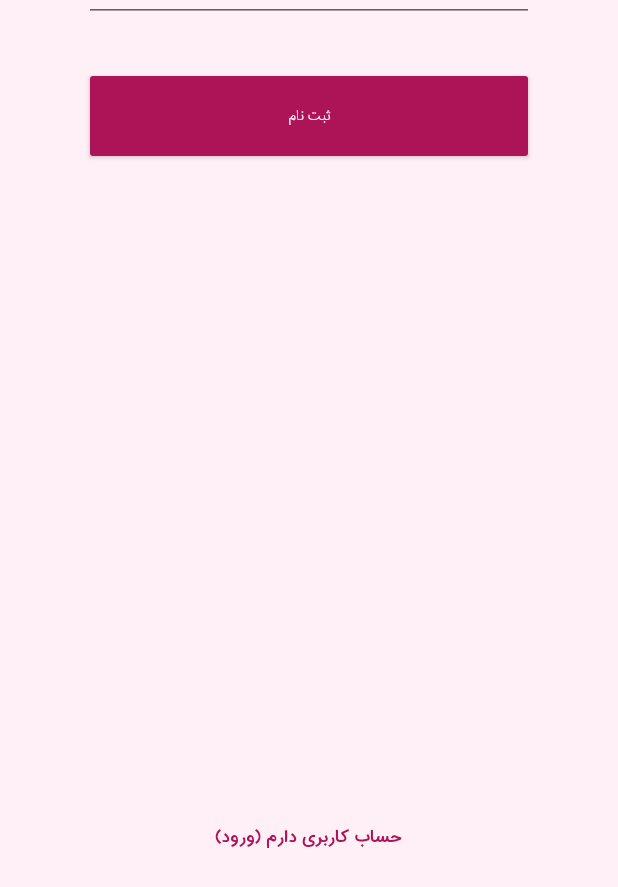
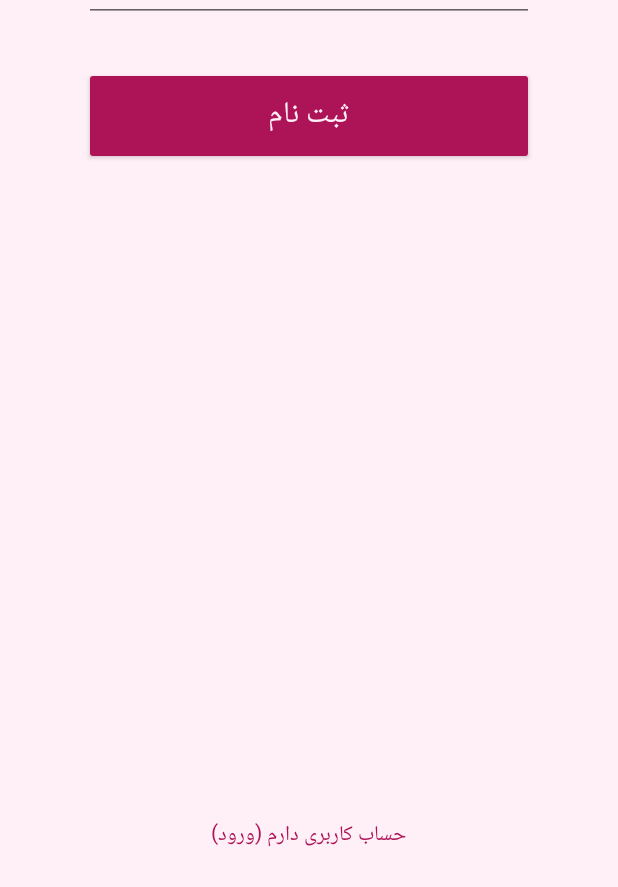
Before and after one commit to kasra-m7/TickVision, an Android app: the screen it shows after launch (ActSignup), on a phone screen of 412 x 824 dp. Shown: the part 338-1225 px from the top of the screen. Run offline under Robolectric (Android 15) with nearby library versions, the phone set to English and light mode, and no system bars; libraries missing offline, so code that uses them is left out: com.androidnetworking, com.androidnetworking.error, com.androidnetworking.interfaces, com.github.florent37.materialtextfield; plain views replace MaterialTextField; 16 statements that could not run were skipped.

Commit message:
create signup java

```diff
--- a/app/src/main/java/ir/mahchegroup/vision/ActSignup.java
+++ b/app/src/main/java/ir/mahchegroup/vision/ActSignup.java
@@ -1,14 +1,154 @@
 package ir.mahchegroup.vision;
 
 import androidx.appcompat.app.AppCompatActivity;
-
+import androidx.coordinatorlayout.widget.CoordinatorLayout;
+import android.content.Intent;
+import android.graphics.Typeface;
 import android.os.Bundle;
+import android.os.Handler;
+import android.text.TextUtils;
+import android.util.Log;
+import android.widget.Button;
+import android.widget.EditText;
+import android.widget.TextView;
+import com.github.florent37.materialtextfield.MaterialTextField;
+import ir.mahchegroup.vision.message_box.SnackBar;
+import ir.mahchegroup.vision.network.AddUser;
 
 public class ActSignup extends AppCompatActivity {
+    private MaterialTextField mtfMail, mtfUsername, mtfPassword, mtfRepeatPassword;
+    private EditText edtMail, edtUsername, edtPassword, edtRepeatPassword;
+    private Button btnSignup;
+    private TextView btnSignupToLogin;
+    private String mail, username, password, repeatPassword;
+    private AddUser addUser;
+    private CoordinatorLayout snackLayout;
+    private SnackBar snackBar;
+    private Typeface tfb, tf;
 
     @Override
     protected void onCreate(Bundle savedInstanceState) {
         super.onCreate(savedInstanceState);
         setContentView(R.layout.act_signup);
+
+
+        // مقدار دهی اولیه
+        init();
+
+
+        setTypefaceMtf();
+
+
+        // رویداد کلیک دکمه حساب کاربری دارم
+        btnSignupToLogin.setOnClickListener(view -> {
+            closeMtf();
+            startActivity(new Intent(ActSignup.this, ActLogin.class));
+            finish();
+        });
+
+
+        btnSignup.setOnClickListener(view -> {
+            closeMtf();
+
+            new Handler().postDelayed(() -> {
+                getEdtText();
+
+                if (TextUtils.isEmpty(mail) || TextUtils.isEmpty(username) || TextUtils.isEmpty(password) || TextUtils.isEmpty(repeatPassword)) {
+                    snackBar.create(getResources().getString(R.string.completeFields), getResources().getColor(R.color.primaryColor), getResources().getColor(R.color.primaryUltraLightColor), getResources().getColor(R.color.accentLightColor));
+                } else {
+
+                    if (!password.equals(repeatPassword)) {
+                        snackBar.create(getResources().getString(R.string.unMatchRepeatPass), getResources().getColor(R.color.primaryColor), getResources().getColor(R.color.primaryUltraLightColor), getResources().getColor(R.color.accentLightColor));
+
+                    } else {
+                        addUser.addUser(mail, username, password);
+
+                        addUser.setOnAddUserListener(() -> {
+
+                            String result = addUser.getResult();
+
+                            if (result.equals("duplicate")) {
+                                snackBar.create(getResources().getString(R.string.duplicate), getResources().getColor(R.color.primaryColor), getResources().getColor(R.color.primaryUltraLightColor), getResources().getColor(R.color.accentLightColor));
+
+                            } else if (result.equals("unSuccess")) {
+                                snackBar.create(getResources().getString(R.string.fault), getResources().getColor(R.color.primaryColor), getResources().getColor(R.color.primaryUltraLightColor), getResources().getColor(R.color.accentLightColor));
+
+                            } else if (result.equals("success")) {
+                                ActSplash.editor.putBoolean(UserItems.IS_FIRST_TIME, false).apply();
+
+                                startActivity(new Intent(ActSignup.this, ActLogin.class));
+                                finish();
+
+                            } else {
+                                Log.e("add user", result);
+
+                            }
+                        });
+                    }
+                }
+            }, 400);
+        });
+    }
+
+    private void setTypefaceMtf() {
+
+        mtfMail.getLabel().setTypeface(tf);
+        mtfMail.getLabel().setTextSize(getResources().getDimension(R.dimen.smallTextSize));
+        mtfMail.getLabel().setTextColor(getResources().getColor(R.color.disable));
+
+        mtfUsername.getLabel().setTypeface(tf);
+        mtfUsername.getLabel().setTextSize(getResources().getDimension(R.dimen.smallTextSize));
+        mtfUsername.getLabel().setTextColor(getResources().getColor(R.color.disable));
+
+        mtfPassword.getLabel().setTypeface(tf);
+        mtfPassword.getLabel().setTextSize(getResources().getDimension(R.dimen.smallTextSize));
+        mtfPassword.getLabel().setTextColor(getResources().getColor(R.color.disable));
+
+        mtfRepeatPassword.getLabel().setTypeface(tf);
+        mtfRepeatPassword.getLabel().setTextSize(getResources().getDimension(R.dimen.smallTextSize));
+        mtfRepeatPassword.getLabel().setTextColor(getResources().getColor(R.color.disable));
+
+    }
+
+
+    private void getEdtText() {
+        mail = edtMail.getText().toString();
+        username = edtUsername.getText().toString();
+        password = edtPassword.getText().toString();
+        repeatPassword = edtRepeatPassword.getText().toString();
+    }
+
+
+    private void closeMtf() {
+        mtfMail.setHasFocus(false);
+        mtfUsername.setHasFocus(false);
+        mtfPassword.setHasFocus(false);
+        mtfRepeatPassword.setHasFocus(false);
+    }
+
+
+    private void init() {
+        tfb = Typeface.createFromAsset(getAssets(), "font/iran_sans_bold.ttf");
+        tf = Typeface.createFromAsset(getAssets(), "font/iran_sans.ttf");
+
+        mtfMail = findViewById(R.id.signup_mtf_mail);
+        mtfUsername = findViewById(R.id.signup_mtf_username);
+        mtfPassword = findViewById(R.id.signup_mtf_password);
+        mtfRepeatPassword = findViewById(R.id.signup_mtf_repeat_password);
+
+        edtMail = findViewById(R.id.signup_edt_mail);
+        edtUsername = findViewById(R.id.signup_edt_username);
+        edtPassword = findViewById(R.id.signup_edt_password);
+        edtRepeatPassword = findViewById(R.id.signup_edt_repeat_password);
+
+        btnSignup = findViewById(R.id.btn_signup);
+
+        btnSignupToLogin = findViewById(R.id.btn_signup_to_login);
+
+        snackLayout = findViewById(R.id.snack_layout);
+
+        snackBar = new SnackBar(this, snackLayout);
+
+        addUser = new AddUser();
     }
 }
--- /dev/null
+++ b/app/src/main/java/ir/mahchegroup/vision/message_box/SnackBar.java
@@ -0,0 +1,43 @@
+package ir.mahchegroup.vision.message_box;
+
+import android.content.Context;
+import android.graphics.Typeface;
+import android.view.View;
+import android.widget.TextView;
+import androidx.coordinatorlayout.widget.CoordinatorLayout;
+import com.google.android.material.snackbar.Snackbar;
+
+import ir.mahchegroup.vision.R;
+
+public class SnackBar {
+    private CoordinatorLayout snackLayout;
+    private Context ctx;
+
+    public SnackBar(Context ctx, CoordinatorLayout snackLayout) {
+        this.snackLayout = snackLayout;
+        this.ctx = ctx;
+    }
+
+    public void create(String text, int colorBackground, int colorText, int colorAction) {
+        Snackbar snackbar = Snackbar.make(snackLayout, text, Snackbar.LENGTH_INDEFINITE);
+        snackbar.show();
+
+        snackbar.setAction("بسیار خب", view -> snackbar.dismiss());
+
+        Typeface tf = Typeface.createFromAsset(ctx.getAssets(), "font/iran_sans.ttf");
+        Typeface tfb = Typeface.createFromAsset(ctx.getAssets(), "font/iran_sans_bold.ttf");
+
+        View view = snackbar.getView();
+        view.setBackgroundColor(colorBackground);
+
+        TextView txt = view.findViewById(com.google.android.material.R.id.snackbar_text);
+        txt.setTextSize(this.ctx.getResources().getDimension(R.dimen.smallTextSize));
+        txt.setTypeface(tfb);
+        txt.setTextColor(colorText);
+
+        TextView action = view.findViewById(com.google.android.material.R.id.snackbar_action);
+        action.setTextSize(this.ctx.getResources().getDimension(R.dimen.smallTextSize));
+        action.setTypeface(tf);
+        action.setTextColor(colorAction);
+    }
+}
--- /dev/null
+++ b/app/src/main/java/ir/mahchegroup/vision/network/AddUser.java
@@ -0,0 +1,75 @@
+package ir.mahchegroup.vision.network;
+
+import android.util.Log;
+
+import com.androidnetworking.AndroidNetworking;
+import com.androidnetworking.error.ANError;
+import com.androidnetworking.interfaces.StringRequestListener;
+
+import ir.mahchegroup.vision.UserItems;
+
+public class AddUser {
+    private String result;
+    private OnAddUserListener addUserListener;
+
+
+    // کانستراکتور
+    public AddUser() {
+        addUserListener = null;
+    }
+
+
+    // ستر
+    public void setOnAddUserListener(OnAddUserListener AddUserListener) {
+        this.addUserListener = AddUserListener;
+    }
+
+
+    // گرفتن پاسخ درخواست که بصورت متنی است
+    public String getResult() {
+        return result;
+    }
+
+
+    // ارسال اطلاعات کاربر به سرور و ایجاد حساب کاربری جدید
+    public void addUser(String mail, String username, String password) {
+
+        AndroidNetworking.post(UserItems.PATH + UserItems.ADD_USER)
+                .addBodyParameter(UserItems.MAIL, mail)
+                .addBodyParameter(UserItems.USERNAME, username)
+                .addBodyParameter(UserItems.PASSWORD, password)
+                .setTag("add_user")
+                .build()
+                .getAsString(new StringRequestListener() {
+                    @Override
+                    public void onResponse(String response) {
+
+                        if (response.equals("duplicate")) {
+                            result = "duplicate";
+
+                        } else if (response.equals("success")) {
+                            result = "success";
+
+                        } else if (response.equals("unSuccess")) {
+                            result = "unSuccess";
+                        }else {
+                            result = response;
+                        }
+
+                        addUserListener.onAddUserResult();
+                    }
+
+
+                    @Override
+                    public void onError(ANError anError) {
+                        Log.e("addUser", anError.toString());
+                    }
+                });
+    }
+
+
+    // اینترفیس کلاس جهت دسترسی به پاسخ از کلاس های دیگر
+    public interface OnAddUserListener {
+        void onAddUserResult();
+    }
+}
--- a/app/src/main/res/layout/act_signup.xml
+++ b/app/src/main/res/layout/act_signup.xml
@@ -5,7 +5,8 @@
     android:layout_width="match_parent"
     android:layout_height="match_parent"
     android:background="@color/primaryUltraLightColor"
-    tools:context=".ActSignup">
+    tools:context=".ActSignup"
+    android:layoutDirection="rtl">
 
     <com.github.florent37.materialtextfield.MaterialTextField
         android:id="@+id/signup_mtf_mail"
@@ -124,7 +125,7 @@
         android:fontFamily="@font/iran_sans_bold"
         android:text="@string/registry"
         android:textColor="@color/primaryUltraLightColor"
-        android:textSize="@dimen/smallTextSize"
+        android:textSize="@dimen/btnTextSize"
         tools:ignore="TextContrastCheck" />
 
     <TextView
@@ -134,10 +135,17 @@
         android:layout_alignParentBottom="true"
         android:layout_centerHorizontal="true"
         android:layout_marginBottom="30dp"
-        android:fontFamily="@font/iran_sans"
+        android:fontFamily="@font/iran_sans_bold"
         android:text="@string/iHaveAccount"
         android:textColor="@color/primaryColor"
         android:textSize="@dimen/normalTextSize"
         tools:ignore="TextContrastCheck" />
 
+    <androidx.coordinatorlayout.widget.CoordinatorLayout
+        android:id="@+id/snack_layout"
+        android:layout_width="match_parent"
+        android:layout_height="wrap_content"
+        android:layout_margin="20dp"
+        android:layout_alignParentBottom="true"/>
+
 </RelativeLayout>
--- a/app/src/main/res/values/colors.xml
+++ b/app/src/main/res/values/colors.xml
@@ -7,7 +7,8 @@
     <color name="primaryDarkColor">#800F40</color>
     <color name="accentColor">#1E9DF1</color>
     <color name="accentDarkColor">#176193</color>
-    <color name="disable">#EC9DC0</color>
+    <color name="accentLightColor">#C5E8FF</color>
+    <color name="disable">#B3EC9DC0</color>
     <color name="dialogColor">#EAEAEA</color>
     <color name="black">#FF000000</color>
     <color name="white">#FFFFFFFF</color>
--- a/app/src/main/res/values/dimens.xml
+++ b/app/src/main/res/values/dimens.xml
@@ -3,6 +3,7 @@
     <dimen name="groupNameSize">30sp</dimen>
     <dimen name="splashTextSize">25sp</dimen>
     <dimen name="normalTextSize">14sp</dimen>
-    <dimen name="smallTextSize">12sp</dimen>
+    <dimen name="smallTextSize">10sp</dimen>
     <dimen name="titleTextSize">16sp</dimen>
+    <dimen name="btnTextSize">20sp</dimen>
 </resources>
--- a/app/src/main/res/values/strings.xml
+++ b/app/src/main/res/values/strings.xml
@@ -8,7 +8,7 @@
     <string name="registry">ثبت نام</string>
     <string name="iHaveAccount">حساب کاربری دارم (ورود)</string>
     <string name="completeFields">لطفا تمام فیلدها را تکمیل نمائید</string>
-    <string name="worngRepeatPass">کلمه عبور با تکرار آن همخوانی ندارد</string>
+    <string name="unMatchRepeatPass">کلمه عبور با تکرار آن همخوانی ندارد</string>
     <string name="duplicate">ایمیل یا نام کاربری قبلا در سیستم ثبت شده است</string>
     <string name="fault">خطا در برقراری ارتباط</string>
     <string name="usernameText">نام کاربری</string>
```
Also changed, not shown: app/src/main/java/ir/mahchegroup/vision/UserItems.java (added, +12 -0 lines), app/src/main/assets/font/iran_sans.ttf (renamed from app/src/main/res/font/iran_sans_bold.ttf), app/src/main/assets/font/iran_sans_bold.ttf (renamed from app/src/main/res/font/iran_sans.ttf).
